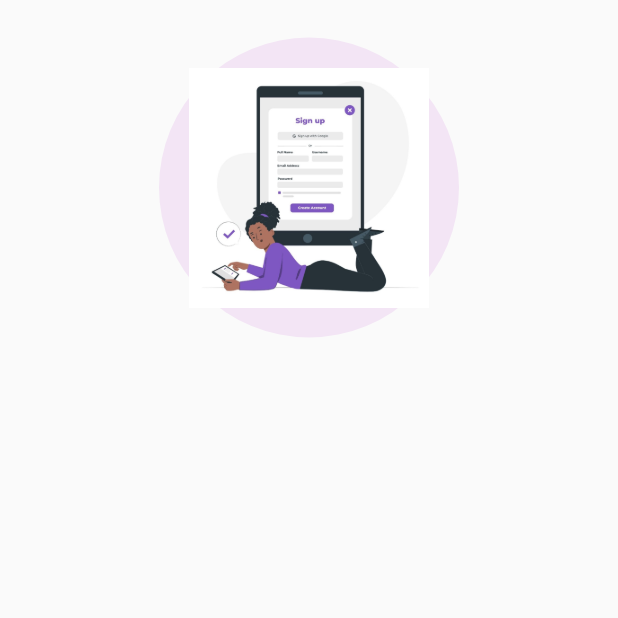
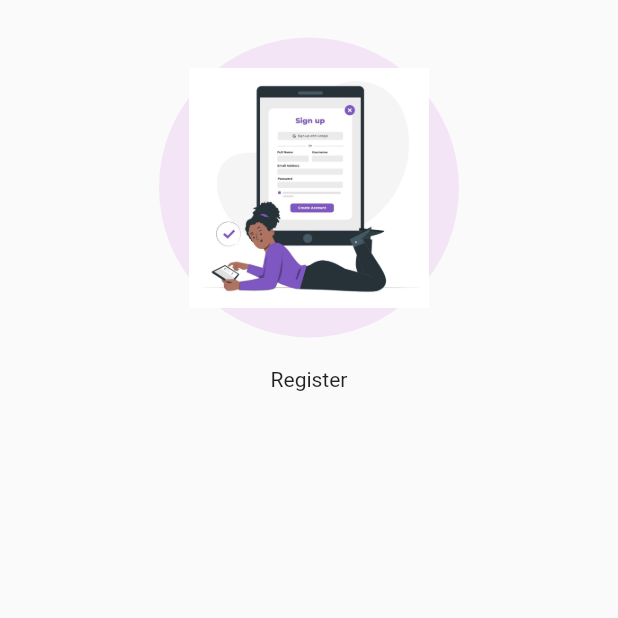
Before and after one commit to Samaramir/Phoneauth_Firebase, a Flutter app: the RegisterScreen screen opened directly, on a phone screen of 412 x 824 dp, the top half of it. Run offline on Flutter 3.47's test engine with Material 2 defaults, Android fonts, the phone set to English and light mode, and no system bars.

Commit message:
samar add dstanation and text

```diff
--- a/lib/Screans/Register_Screan.dart
+++ b/lib/Screans/Register_Screan.dart
@@ -26,7 +26,9 @@ class _RegisterScreenState extends State<RegisterScreen> {
                 child: Image.asset("assets/Signup.jpg"),
 
 
-              )
+              ),
+              const SizedBox(height: 20,),
+              const Text("Register"),
             ],
           ),
         ),),
```
